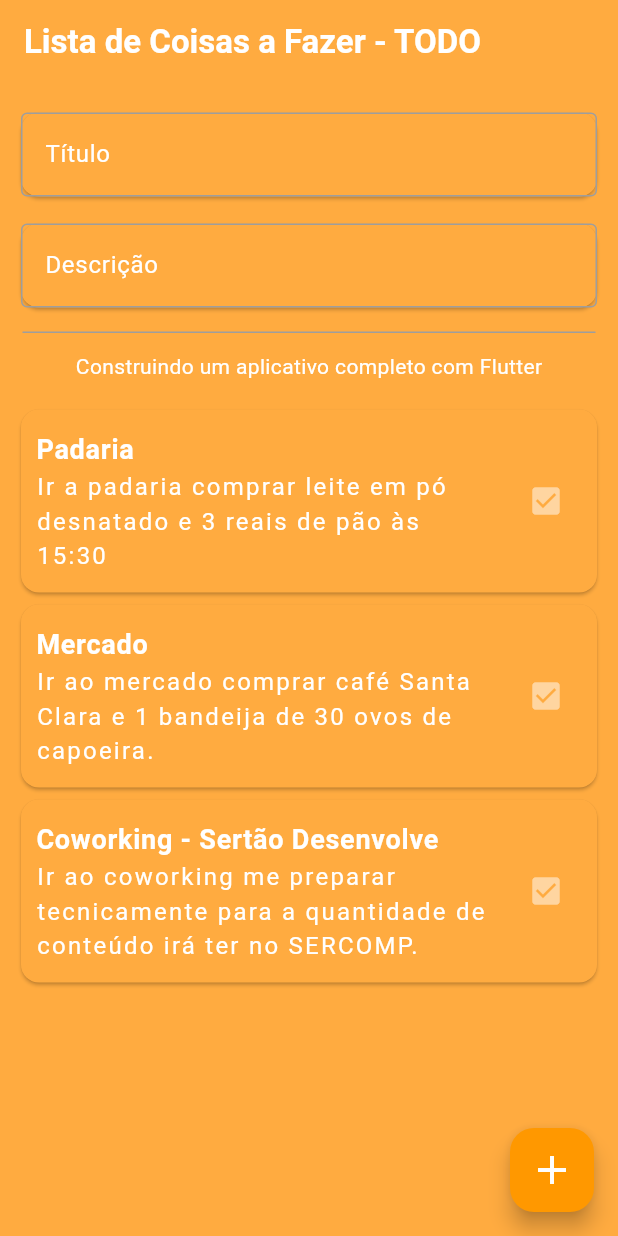
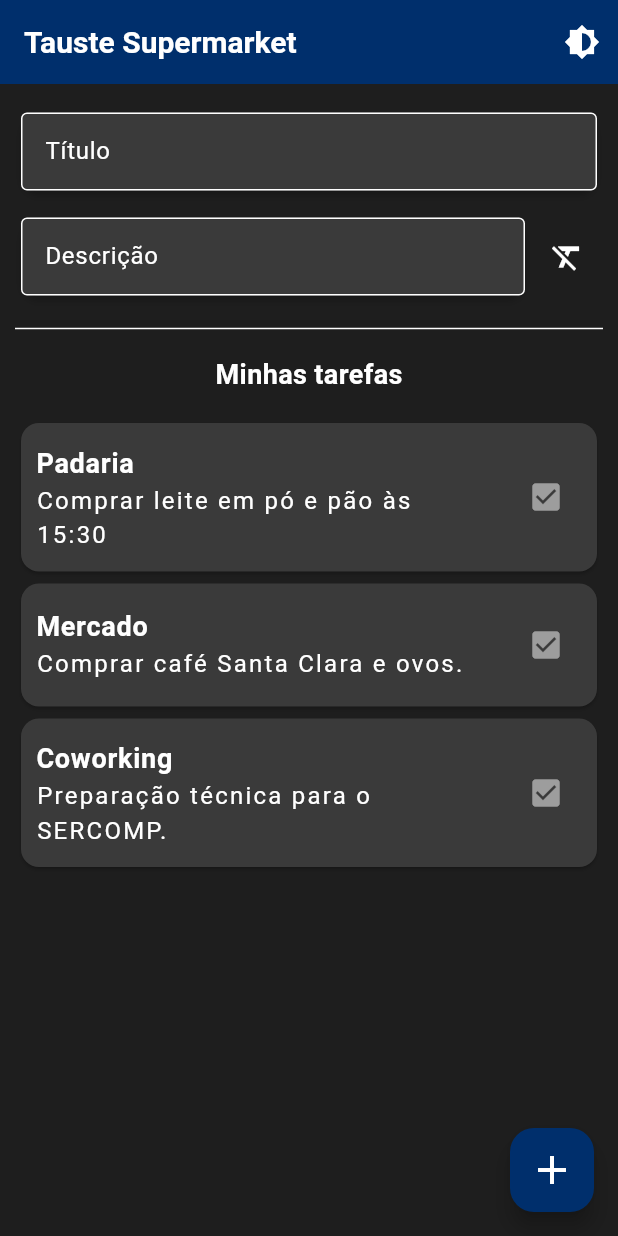
Before and after one commit to wladmyralmeida/SERCOMPUEPB, a Flutter app: the screen it shows after launch, on a phone screen of 412 x 824 dp. Run offline on Flutter 3.47's test engine with Material 3 defaults, Android fonts, the phone set to English and light mode, and no system bars; Roboto replaces fonts that are missing (Georgia).

Commit message:
feat(update): update home, main and app_theme app

```diff
--- a/lib/app/home/home_page.dart
+++ b/lib/app/home/home_page.dart
@@ -3,9 +3,10 @@ import 'package:todoapp/todo.dart';
 import 'package:todoapp/widgets/custom_list_tile_widget.dart';
 
 class HomePage extends StatefulWidget {
-  const HomePage({super.key, required this.title});
+  final String title;
+  final VoidCallback onToggleTheme;
 
-  final String title;
+  const HomePage({super.key, required this.title, required this.onToggleTheme});
 
   @override
   State<HomePage> createState() => _HomePageState();
@@ -15,92 +16,132 @@ class _HomePageState extends State<HomePage> {
   final TextEditingController _titleController = TextEditingController();
   final TextEditingController _subtitleController = TextEditingController();
   List<Todo> filteredTodosList = [];
-
   final List<Todo> _todoList = [
-    Todo(title: 'Padaria', subtitle: 'Ir a padaria comprar leite em pó desnatado e 3 reais de pão às 15:30'),
-    Todo(title: 'Mercado', subtitle: 'Ir ao mercado comprar café Santa Clara e 1 bandeija de 30 ovos de capoeira.'),
-    Todo(
-        title: 'Coworking - Sertão Desenvolve',
-        subtitle: 'Ir ao coworking me preparar tecnicamente para a quantidade de conteúdo irá ter no SERCOMP.'),
+    Todo(title: 'Padaria', subtitle: 'Comprar leite em pó e pão às 15:30'),
+    Todo(title: 'Mercado', subtitle: 'Comprar café Santa Clara e ovos.'),
+    Todo(title: 'Coworking', subtitle: 'Preparação técnica para o SERCOMP.'),
   ];
 
   @override
   void initState() {
     super.initState();
-    filteredTodosList = _todoList; // Initialize filteredPeople with all the people
+    filteredTodosList = List.from(_todoList);
   }
 
-  void filterPeople(String title) {
+  void filterTodos(String query) {
     setState(() {
-      filteredTodosList = _todoList.where((todo) => todo.title.toLowerCase().contains(title.toLowerCase())).toList();
+      filteredTodosList = _todoList
+          .where(
+              (todo) => todo.title.toLowerCase().contains(query.toLowerCase()))
+          .toList();
     });
+  }
+
+  void addTodo() {
+    if (_titleController.text.isNotEmpty &&
+        _subtitleController.text.isNotEmpty) {
+      setState(() {
+        final newTodo = Todo(
+          title: _titleController.text,
+          subtitle: _subtitleController.text,
+          isDone: false,
+        );
+        _todoList.add(newTodo);
+        filteredTodosList.add(newTodo);
+        _titleController.clear();
+        _subtitleController.clear();
+      });
+    }
   }
 
   @override
   Widget build(BuildContext context) {
-    // final List<String> items =
-    //     List<String>.generate(_todoList.length, (i) => '$i');
-
     return Scaffold(
       appBar: AppBar(
-        title: Text(
-          widget.title,
-          style: const TextStyle(fontWeight: FontWeight.bold),
-        ),
+        title: Text(widget.title,
+            style: const TextStyle(fontWeight: FontWeight.bold)),
+        actions: [
+          // ✅ Botão de alternar tema
+          IconButton(
+            icon: const Icon(Icons.brightness_6),
+            onPressed: widget.onToggleTheme,
+          ),
+        ],
       ),
       body: Padding(
         padding: const EdgeInsets.symmetric(vertical: 15.0, horizontal: 10),
         child: Column(
+          crossAxisAlignment: CrossAxisAlignment.start,
           children: [
-            Card(
-              child: TextField(
-                  onChanged: (value) {
-                    filterPeople(value);
+            _buildInputField(
+              controller: _titleController,
+              label: "Título",
+              onChanged: filterTodos,
+            ),
+            const SizedBox(height: 10),
+            Row(
+              children: [
+                Expanded(
+                  child: _buildInputField(
+                      controller: _subtitleController, label: "Descrição"),
+                ),
+                IconButton(
+                  icon: const Icon(Icons.format_clear),
+                  onPressed: () {
+                    setState(() {
+                      _titleController.clear();
+                      _subtitleController.clear();
+                    });
                   },
-                  controller: _titleController,
-                  textInputAction: TextInputAction.next,
-                  decoration: const InputDecoration(labelText: "Título", border: OutlineInputBorder())),
-            ),
-            const SizedBox(
-              height: 10.0,
-            ),
-            Card(
-              child: TextField(
-                  controller: _subtitleController,
-                  decoration: const InputDecoration(labelText: "Descrição", border: OutlineInputBorder())),
+                ),
+              ],
             ),
             const Padding(
-              padding: EdgeInsets.symmetric(horizontal: 5.0),
-              child: Divider(
-                height: 25,
+              padding: EdgeInsets.symmetric(vertical: 10),
+              child: Divider(),
+            ),
+            const Center(
+              child: Text(
+                'Minhas tarefas',
+                style: TextStyle(
+                  fontSize: 18,
+                  fontWeight: FontWeight.bold,
+                ),
               ),
             ),
-            const Text('Construindo um aplicativo completo com Flutter'),
-            const SizedBox(
-              height: 15,
+            const SizedBox(height: 15),
+            Expanded(
+              child: filteredTodosList.isEmpty
+                  ? const Center(child: Text('Nenhuma tarefa encontrada!'))
+                  : CustomListTileWidget(todosList: filteredTodosList),
             ),
-            CustomListTileWidget(todosList: filteredTodosList),
           ],
         ),
       ),
       floatingActionButton: FloatingActionButton(
-        child: const Icon(
-          Icons.add,
-          size: 32,
+        onPressed: addTodo,
+        child: const Icon(Icons.add, size: 32),
+      ),
+    );
+  }
+
+  Widget _buildInputField({
+    required TextEditingController controller,
+    required String label,
+    void Function(String)? onChanged,
+  }) {
+    return Card(
+      elevation: 2,
+      child: TextField(
+        controller: controller,
+        onChanged: onChanged,
+        textInputAction: TextInputAction.next,
+        decoration: InputDecoration(
+          labelText: label,
+          border: const OutlineInputBorder(),
+          contentPadding:
+              const EdgeInsets.symmetric(horizontal: 12, vertical: 14),
         ),
-        onPressed: () {
-          setState(
-            () {
-              _todoList.add(
-                Todo(
-                  title: _titleController.text,
-                  subtitle: _subtitleController.text,
-                  isDone: false,
-                ),
-              );
-            },
-          );
-        },
       ),
     );
   }
--- /dev/null
+++ b/lib/core/app_theme.dart
@@ -0,0 +1,113 @@
+import 'package:flutter/material.dart';
+
+class AppTheme {
+  // 🔹 Tema Escuro (Dark Theme) - Azul e Laranja
+  static ThemeData darkTheme = ThemeData(
+    brightness: Brightness.dark,
+    primaryColor: const Color(0xFF002F6C), // Azul escuro
+    scaffoldBackgroundColor: const Color(0xFF1E1E1E), // Fundo escuro suave
+    colorScheme: const ColorScheme.dark(
+      primary: Color(0xFF002F6C), // Azul escuro
+      onPrimary: Colors.white, // Texto sobre primária
+      secondary: Color(0xFFFF8C00), // Laranja vibrante
+      onSecondary: Colors.black, // Texto sobre secundária
+      error: Color(0xFFFF5252),
+      onError: Colors.white,
+      background: Color(0xFF2C2C2C), // Cor de fundo geral
+      onBackground: Colors.white, // Texto sobre fundo
+      surface: Color(0xFF3A3A3A), // Superfície para cartões/botões
+      onSurface: Colors.white, // Texto sobre superfície
+    ),
+    fontFamily: 'Georgia',
+
+    // Estilo do AppBar
+    appBarTheme: const AppBarTheme(
+      backgroundColor: Color(0xFF002F6C), // Azul escuro
+      foregroundColor: Colors.white,
+      elevation: 4,
+      titleTextStyle: TextStyle(
+          fontSize: 20, fontWeight: FontWeight.bold, color: Colors.white),
+    ),
+
+    // Estilo dos Botões
+    elevatedButtonTheme: ElevatedButtonThemeData(
+      style: ElevatedButton.styleFrom(
+        backgroundColor: Color(0xFFFF8C00), // Laranja vibrante
+        foregroundColor: Colors.white,
+        padding: const EdgeInsets.symmetric(vertical: 12, horizontal: 24),
+        textStyle: const TextStyle(fontSize: 16, fontWeight: FontWeight.bold),
+        shape: RoundedRectangleBorder(borderRadius: BorderRadius.circular(8)),
+      ),
+    ),
+
+    // Estilo dos Inputs (TextFields)
+    inputDecorationTheme: InputDecorationTheme(
+      filled: true,
+      fillColor: const Color(0xFF3A3A3A),
+      border: OutlineInputBorder(
+        borderRadius: BorderRadius.circular(8),
+        borderSide: BorderSide.none,
+      ),
+      focusedBorder: OutlineInputBorder(
+        borderRadius: BorderRadius.circular(8),
+        borderSide: const BorderSide(color: Color(0xFFFF8C00), width: 2),
+      ),
+      hintStyle: const TextStyle(color: Colors.white70),
+    ),
+  );
+
+  // 🔹 Tema Claro (Light Theme) - Azul e Laranja
+  static ThemeData lightTheme = ThemeData(
+    brightness: Brightness.light,
+    primaryColor: const Color(0xFF002F6C), // Azul escuro
+    scaffoldBackgroundColor: Colors.white,
+    colorScheme: const ColorScheme.light(
+      primary: Color(0xFF002F6C), // Azul escuro
+      onPrimary: Colors.white,
+      secondary: Color(0xFFFF8C00), // Laranja vibrante
+      onSecondary: Colors.black,
+      error: Color(0xFFFF5252),
+      onError: Colors.white,
+      background: Colors.white,
+      onBackground: Colors.black,
+      surface: Color(0xFFF5F5F5),
+      onSurface: Colors.black,
+    ),
+    fontFamily: 'Georgia',
+
+    // Estilo do AppBar
+    appBarTheme: const AppBarTheme(
+      backgroundColor: Color(0xFF002F6C), // Azul escuro
+      foregroundColor: Colors.white,
+      elevation: 4,
+      titleTextStyle: TextStyle(
+          fontSize: 20, fontWeight: FontWeight.bold, color: Colors.white),
+    ),
+
+    // Estilo dos Botões
+    elevatedButtonTheme: ElevatedButtonThemeData(
+      style: ElevatedButton.styleFrom(
+        backgroundColor: Color(0xFFFF8C00), // Laranja vibrante
+        foregroundColor: Colors.white,
+        padding: const EdgeInsets.symmetric(vertical: 12, horizontal: 24),
+        textStyle: const TextStyle(fontSize: 16, fontWeight: FontWeight.bold),
+        shape: RoundedRectangleBorder(borderRadius: BorderRadius.circular(8)),
+      ),
+    ),
+
+    // Estilo dos Inputs (TextFields)
+    inputDecorationTheme: InputDecorationTheme(
+      filled: true,
+      fillColor: const Color(0xFFF5F5F5),
+      border: OutlineInputBorder(
+        borderRadius: BorderRadius.circular(8),
+        borderSide: BorderSide.none,
+      ),
+      focusedBorder: OutlineInputBorder(
+        borderRadius: BorderRadius.circular(8),
+        borderSide: const BorderSide(color: Color(0xFFFF8C00), width: 2),
+      ),
+      hintStyle: const TextStyle(color: Colors.black54),
+    ),
+  );
+}
--- a/lib/main.dart
+++ b/lib/main.dart
@@ -1,35 +1,34 @@
 import 'package:flutter/material.dart';
 import 'package:todoapp/app/home/home_page.dart';
+import 'package:todoapp/core/app_theme.dart';
 
 void main() {
   runApp(const MyApp());
 }
 
-class MyApp extends StatelessWidget {
+class MyApp extends StatefulWidget {
   const MyApp({super.key});
+
+  @override
+  State<MyApp> createState() => _MyAppState();
+}
+
+class _MyAppState extends State<MyApp> {
+  bool isDarkMode = true; // ✅ Começa no tema escuro
+
+  void toggleTheme() {
+    setState(() {
+      isDarkMode = !isDarkMode;
+    });
+  }
 
   @override
   Widget build(BuildContext context) {
     return MaterialApp(
-      title: 'CRUD App - Sercomp & Sertāo Desenvolve',
+      title: 'Meu Supermercado',
       debugShowCheckedModeBanner: false,
-      theme: ThemeData(
-        colorScheme: const ColorScheme(
-          brightness: Brightness.dark,
-          primary: Colors.orange,
-          onPrimary: Color(0xFFFEFEFE), //PARA TEXTOS
-          secondary: Colors.orangeAccent,
-          onSecondary: Color(0xFF171717),
-          error: Color(0xFFFF5252),
-          onError: Color(0xFFFF5252),
-          background: Colors.grey,
-          onBackground: Colors.grey,
-          surface: Colors.orangeAccent,
-          onSurface: Colors.white,
-        ),
-        fontFamily: 'Georgia',
-      ),
-      home: const HomePage(title: 'Lista de Coisas a Fazer - TODO'),
+      theme: isDarkMode ? AppTheme.darkTheme : AppTheme.lightTheme,
+      home: HomePage(title: 'Tauste Supermarket', onToggleTheme: toggleTheme),
     );
   }
 }
```
Also changed, not shown: pubspec.lock, 5 other files.
